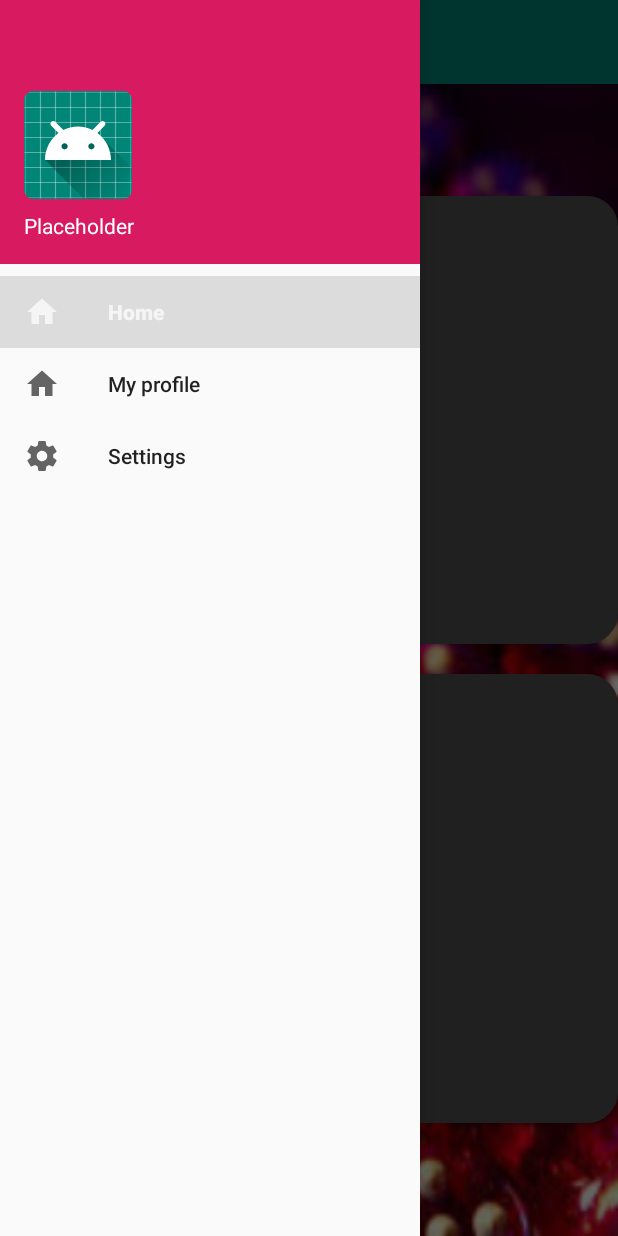
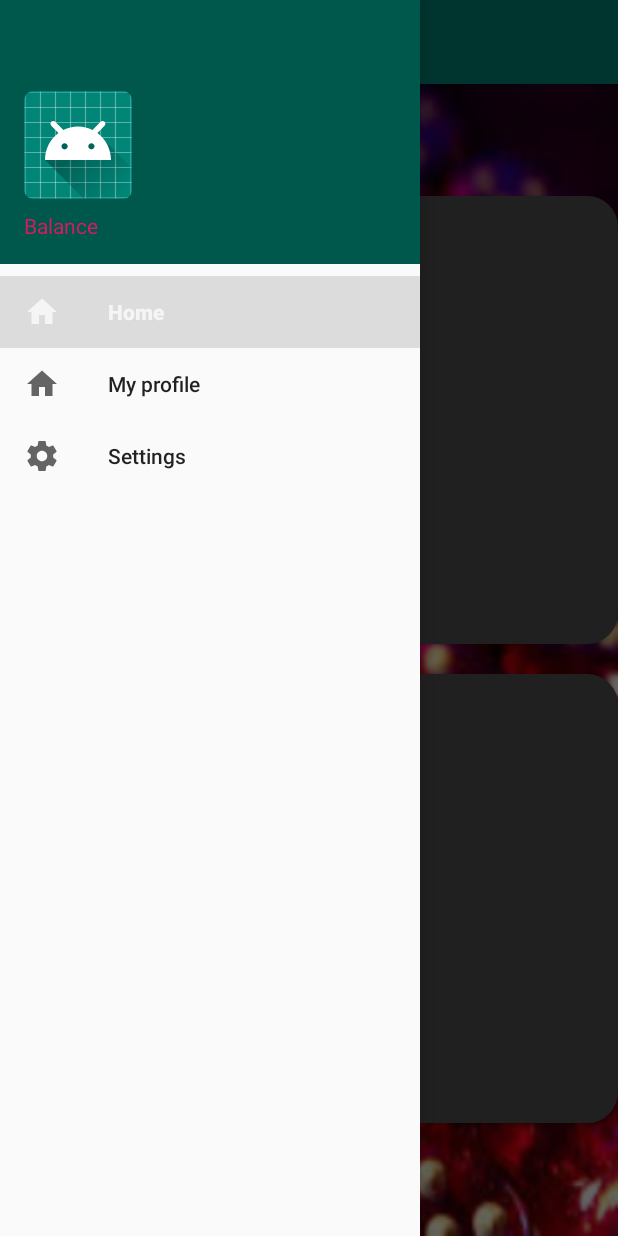
Before and after one commit to dnelvik/CasinoApp, an Android app: the screen it shows after launch (MainActivity), with the side drawer open, on a phone screen of 412 x 824 dp. Run offline under Robolectric (Android 15) with nearby library versions, the phone set to English and light mode, and no system bars; Roboto replaces fonts that are not available here.

Commit message:
nav header

```diff
--- a/app/src/main/res/layout-land/activity_main.xml
+++ b/app/src/main/res/layout-land/activity_main.xml
@@ -7,48 +7,6 @@
     android:layout_height="match_parent"
     android:fitsSystemWindows="true"
     tools:context=".MainActivity">
-<!--
-    <LinearLayout
-        android:layout_width="match_parent"
-        android:layout_height="match_parent"
-        android:orientation="vertical"
-        android:paddingLeft="20dp"
-        android:paddingRight="20dp"
-        android:background="@drawable/casinobackground_land"
-        android:weightSum="1"
-        android:gravity="center_horizontal">
-
-        <TextView
-            android:layout_width="match_parent"
-            android:layout_height="0dp"
-            android:layout_weight=".1"/>
-
-        <Button
-            android:layout_width="match_parent"
-            android:layout_height="0dp"
-            android:layout_marginBottom="20dp"
-            android:layout_weight=".4"
-            android:background="@drawable/button_shape"
-            android:drawableLeft="@drawable/blackjack_land"
-            android:fontFamily="@font/comfortaa"
-            android:onClick="blackJack"
-            android:text="Blackjack"
-            android:textColor="#FFFFFF"
-            android:textSize="@dimen/buttonText" />
-
-        <Button
-            android:layout_width="match_parent"
-            android:layout_height="0dp"
-            android:layout_weight=".4"
-            android:background="@drawable/button_shape"
-            android:drawableLeft="@drawable/spilleautomat_land"
-            android:fontFamily="@font/comfortaa"
-            android:onClick="spilleAutomat"
-            android:text="Jackpot"
-            android:textColor="#FFFFFF"
-            android:textSize="@dimen/buttonText" />
-    </LinearLayout>
-    -->
     <LinearLayout
         android:layout_width="match_parent"
         android:layout_height="match_parent"
--- a/app/src/main/res/layout/nav_header.xml
+++ b/app/src/main/res/layout/nav_header.xml
@@ -3,7 +3,7 @@
     xmlns:android="http://schemas.android.com/apk/res/android"
     android:layout_width="match_parent"
     android:layout_height="176dp"
-    android:background="@color/colorAccent"
+    android:background="@color/colorPrimaryDark"
     android:gravity="bottom"
     android:padding="16dp"
     android:theme="@style/ThemeOverlay.AppCompat.Dark"
@@ -15,10 +15,11 @@
         android:src="@mipmap/ic_launcher_round"
         />
     <TextView
+        android:id="@+id/nav_header_saldo"
         android:layout_width="wrap_content"
         android:layout_height="wrap_content"
         android:paddingTop="8dp"
-        android:text="Placeholder"
-        android:textAppearance="@style/TextAppearance.AppCompat.Body1"
+        android:text="Balance"
+        android:textColor="@color/colorAccent"
         />
 </LinearLayout>
```
